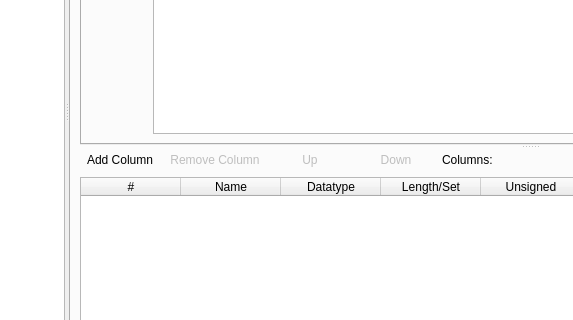
Fapiko/pyHeidi, file qtcreator_assets/pyHeidi/mainwindow.ui: the form before one commit; both pictures show x 200 to 773 and y 225 to 545 of the 1200 by 849 pixel window.
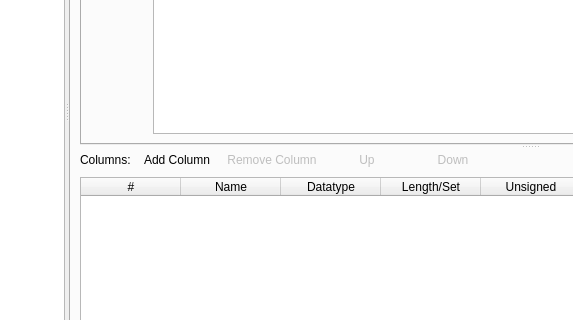
The form after the commit. Icons and pictures are not drawn.

Commit message: Table Columns: New row display almost fleshed out

The edit to the form file:
```diff
--- a/qtcreator_assets/pyHeidi/mainwindow.ui
+++ b/qtcreator_assets/pyHeidi/mainwindow.ui
@@ -400,10 +400,17 @@
               <zorder></zorder>
              </widget>
             </widget>
-            <widget class="QWidget" name="">
+            <widget class="QWidget" name="layoutWidget">
              <layout class="QVBoxLayout" name="verticalLayout_5">
               <item>
                <layout class="QHBoxLayout" name="_2">
+                <item>
+                 <widget class="QLabel" name="label">
+                  <property name="text">
+                   <string>Columns:</string>
+                  </property>
+                 </widget>
+                </item>
                 <item>
                  <widget class="QPushButton" name="addColumnButton">
                   <property name="text">
@@ -469,13 +476,6 @@
                   </property>
                  </widget>
                 </item>
-                <item>
-                 <widget class="QLabel" name="label">
-                  <property name="text">
-                   <string>Columns:</string>
-                  </property>
-                 </widget>
-                </item>
                 <item>
                  <spacer name="horizontalSpacer">
                   <property name="orientation">
```
Left out of the diff: 16 changed lines with no effect on the pictures. The commit also changes 5 other files.
